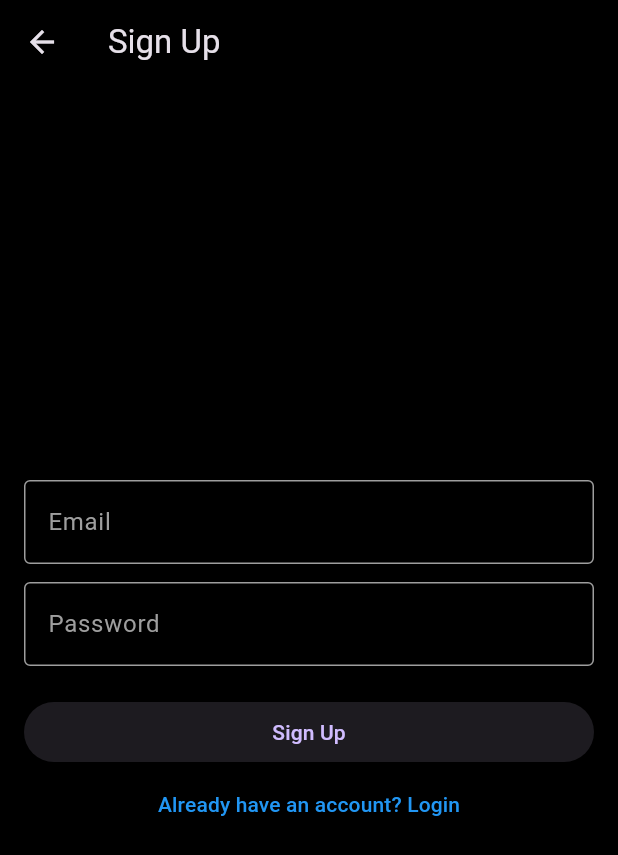
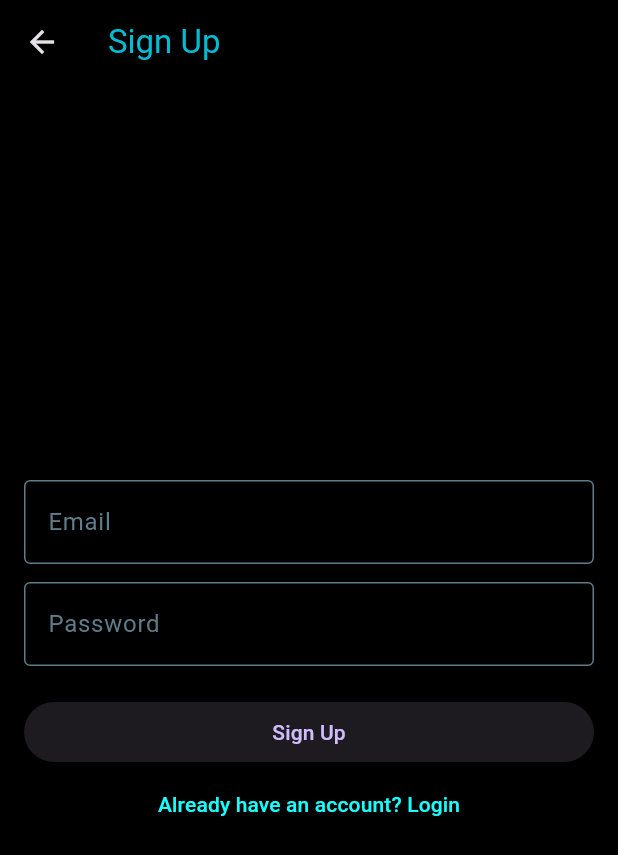
Before and after one commit to MAHAMM-ANJUMM/Notes-app, a Flutter app: the screen it shows after launch, after a tap on "Don’t have an account? Sign up", on a phone screen of 412 x 824 dp. Shown: the top 855 px of the screen. Run offline on Flutter 3.47's test engine with Material 3 defaults, Android fonts, the phone set to English and light mode, and no system bars; our stand-ins replace cloud_firestore, firebase_auth, firebase_core; accounts and stored records are empty; network calls fail.

Commit message:
Updated files

```diff
--- a/lib/main.dart
+++ b/lib/main.dart
@@ -1,39 +1,49 @@
 import 'package:flutter/material.dart';
 import 'package:firebase_core/firebase_core.dart';
 import 'package:notes_app/firebase_options.dart';
+import 'package:notes_app/providers/auth_provider.dart';
+import 'package:notes_app/providers/note_provider.dart';
+import 'package:notes_app/providers/theme_provider.dart';
+import 'package:notes_app/viewmodel/note_viewmodel.dart';
 import 'package:provider/provider.dart';
 import 'view/login_screen.dart';
 import 'view/home_screen.dart';
-import 'viewmodel/auth_viewmodel.dart';
-import 'viewmodel/note_viewmodel.dart';
 
 void main() async {
   WidgetsFlutterBinding.ensureInitialized();
   await Firebase.initializeApp(options: DefaultFirebaseOptions.currentPlatform);
-  runApp(MyApp());
+  runApp(
+    MultiProvider(
+      providers: [
+        ChangeNotifierProvider<AuthProvider>(create: (_) => AuthProvider()),
+        ChangeNotifierProvider<NoteProvider>(create: (_) => NoteProvider()),
+        ChangeNotifierProvider<NoteViewModel>(create: (_) => NoteViewModel()),
+        ChangeNotifierProvider<ThemeProvider>(create: (_) => ThemeProvider()),
+      ],
+      child: const MyApp(),
+    ),
+  );
 }
 
 class MyApp extends StatelessWidget {
+  const MyApp({super.key});
+
   @override
   Widget build(BuildContext context) {
-    return MultiProvider(
-      providers: [
-        Provider<AuthViewModel>(create: (_) => AuthViewModel()),
-        Provider<NoteViewModel>(create: (_) => NoteViewModel()),
-      ],
-      child: MaterialApp(
-        debugShowCheckedModeBanner: false,
-        theme: ThemeData.dark(),
-        home: AuthChecker(),
-      ),
+    return MaterialApp(
+      debugShowCheckedModeBanner: false,
+      theme: ThemeData.dark(),
+      home: AuthChecker(),
     );
   }
 }
 
 class AuthChecker extends StatelessWidget {
+  const AuthChecker({super.key});
+
   @override
   Widget build(BuildContext context) {
-    final authViewModel = Provider.of<AuthViewModel>(context, listen: false);
+    final authViewModel = Provider.of<AuthProvider>(context, listen: false);
 
     return StreamBuilder(
       stream: authViewModel.authStateChanges,
--- a/lib/view/login_screen.dart
+++ b/lib/view/login_screen.dart
@@ -1,9 +1,13 @@
 import 'package:flutter/material.dart';
-import '../viewmodel/auth_viewmodel.dart';
+import 'package:notes_app/providers/theme_provider.dart';
+import 'package:provider/provider.dart';
+import '../providers/auth_provider.dart';
 import 'home_screen.dart';
 import 'signup_screen.dart';
 
 class LoginScreen extends StatefulWidget {
+  const LoginScreen({super.key});
+
   @override
   _LoginScreenState createState() => _LoginScreenState();
 }
@@ -11,14 +15,17 @@ class LoginScreen extends StatefulWidget {
 class _LoginScreenState extends State<LoginScreen> {
   final TextEditingController _emailController = TextEditingController();
   final TextEditingController _passwordController = TextEditingController();
-  final AuthViewModel _authViewModel = AuthViewModel();
   bool _isLoading = false;
 
   @override
   Widget build(BuildContext context) {
+    final themeProvider = Provider.of<ThemeProvider>(context);
     return Scaffold(
-      backgroundColor: Colors.black,
-      appBar: AppBar(title: Text('Login'), backgroundColor: Colors.black),
+      backgroundColor: themeProvider.isDarkMode ? Colors.black : Colors.white,
+      appBar: AppBar(
+        title: Text('Login', style: TextStyle(color: Colors.cyan)),
+        backgroundColor: themeProvider.isDarkMode ? Colors.black : Colors.white,
+      ),
       body: Padding(
         padding: EdgeInsets.all(16.0),
         child: Column(
@@ -28,15 +35,15 @@ class _LoginScreenState extends State<LoginScreen> {
             TextField(
               controller: _emailController,
               keyboardType: TextInputType.emailAddress,
-              style: TextStyle(color: Colors.white),
+              style: TextStyle(color: Colors.cyan),
               decoration: InputDecoration(
                 labelText: 'Email',
-                labelStyle: TextStyle(color: Colors.grey),
+                labelStyle: TextStyle(color: Colors.blueGrey),
                 enabledBorder: OutlineInputBorder(
-                  borderSide: BorderSide(color: Colors.grey),
+                  borderSide: BorderSide(color: Colors.blueGrey),
                 ),
                 focusedBorder: OutlineInputBorder(
-                  borderSide: BorderSide(color: Colors.blue),
+                  borderSide: BorderSide(color: Colors.cyanAccent),
                 ),
               ),
             ),
@@ -44,15 +51,15 @@ class _LoginScreenState extends State<LoginScreen> {
             TextField(
               controller: _passwordController,
               obscureText: true,
-              style: TextStyle(color: Colors.white),
+              style: TextStyle(color: Colors.cyan),
               decoration: InputDecoration(
                 labelText: 'Password',
-                labelStyle: TextStyle(color: Colors.grey),
+                labelStyle: TextStyle(color: Colors.blueGrey),
                 enabledBorder: OutlineInputBorder(
-                  borderSide: BorderSide(color: Colors.grey),
+                  borderSide: BorderSide(color: Colors.blueGrey),
                 ),
                 focusedBorder: OutlineInputBorder(
-                  borderSide: BorderSide(color: Colors.blue),
+                  borderSide: BorderSide(color: Colors.cyanAccent),
                 ),
               ),
             ),
@@ -62,10 +69,16 @@ class _LoginScreenState extends State<LoginScreen> {
                 : ElevatedButton(
                     onPressed: () async {
                       setState(() => _isLoading = true);
-                      String? error = await _authViewModel.login(
+
+                      // Use AuthProvider to handle login
+                      String? error = await Provider.of<AuthProvider>(
+                        context,
+                        listen: false,
+                      ).login(
                         _emailController.text,
                         _passwordController.text,
                       );
+
                       setState(() => _isLoading = false);
 
                       if (error == null) {
@@ -77,8 +90,10 @@ class _LoginScreenState extends State<LoginScreen> {
                         ScaffoldMessenger.of(context).showSnackBar(
                           SnackBar(
                             content: Text(error,
-                                style: TextStyle(color: Colors.white)),
-                            backgroundColor: Colors.red,
+                                style: TextStyle(color: Colors.cyan)),
+                            backgroundColor: themeProvider.isDarkMode
+                                ? Colors.black
+                                : Colors.white,
                           ),
                         );
                       }
@@ -93,7 +108,7 @@ class _LoginScreenState extends State<LoginScreen> {
                 );
               },
               child: Text('Don’t have an account? Sign up',
-                  style: TextStyle(color: Colors.blue)),
+                  style: TextStyle(color: Colors.cyan)),
             ),
           ],
         ),
--- a/lib/view/signup_screen.dart
+++ b/lib/view/signup_screen.dart
@@ -3,6 +3,8 @@ import '../viewmodel/auth_viewmodel.dart';
 import 'home_screen.dart';
 
 class SignupScreen extends StatefulWidget {
+  const SignupScreen({super.key});
+
   @override
   _SignupScreenState createState() => _SignupScreenState();
 }
@@ -12,12 +14,13 @@ class _SignupScreenState extends State<SignupScreen> {
   final TextEditingController _passwordController = TextEditingController();
   final AuthViewModel _authViewModel = AuthViewModel();
   bool _isLoading = false;
-
   @override
   Widget build(BuildContext context) {
     return Scaffold(
       backgroundColor: Colors.black,
-      appBar: AppBar(title: Text('Sign Up'), backgroundColor: Colors.black),
+      appBar: AppBar(
+          title: Text('Sign Up', style: TextStyle(color: Colors.cyan)),
+          backgroundColor: Colors.black),
       body: Padding(
         padding: EdgeInsets.all(16.0),
         child: Column(
@@ -27,15 +30,15 @@ class _SignupScreenState extends State<SignupScreen> {
             TextField(
               controller: _emailController,
               keyboardType: TextInputType.emailAddress,
-              style: TextStyle(color: Colors.white),
+              style: TextStyle(color: Colors.cyan),
               decoration: InputDecoration(
                 labelText: 'Email',
-                labelStyle: TextStyle(color: Colors.grey),
+                labelStyle: TextStyle(color: Colors.blueGrey),
                 enabledBorder: OutlineInputBorder(
-                  borderSide: BorderSide(color: Colors.grey),
+                  borderSide: BorderSide(color: Colors.blueGrey),
                 ),
                 focusedBorder: OutlineInputBorder(
-                  borderSide: BorderSide(color: Colors.blue),
+                  borderSide: BorderSide(color: Colors.cyanAccent),
                 ),
               ),
             ),
@@ -43,15 +46,15 @@ class _SignupScreenState extends State<SignupScreen> {
             TextField(
               controller: _passwordController,
               obscureText: true,
-              style: TextStyle(color: Colors.white),
+              style: TextStyle(color: Colors.cyan),
               decoration: InputDecoration(
                 labelText: 'Password',
-                labelStyle: TextStyle(color: Colors.grey),
+                labelStyle: TextStyle(color: Colors.blueGrey),
                 enabledBorder: OutlineInputBorder(
-                  borderSide: BorderSide(color: Colors.grey),
+                  borderSide: BorderSide(color: Colors.blueGrey),
                 ),
                 focusedBorder: OutlineInputBorder(
-                  borderSide: BorderSide(color: Colors.blue),
+                  borderSide: BorderSide(color: Colors.cyanAccent),
                 ),
               ),
             ),
@@ -74,8 +77,8 @@ class _SignupScreenState extends State<SignupScreen> {
                         ScaffoldMessenger.of(context).showSnackBar(
                           SnackBar(
                               content: Text(error,
-                                  style: TextStyle(color: Colors.white)),
-                              backgroundColor: Colors.red),
+                                  style: TextStyle(color: Colors.cyan)),
+                              backgroundColor: Colors.black),
                         );
                       }
                     },
@@ -86,7 +89,7 @@ class _SignupScreenState extends State<SignupScreen> {
                 Navigator.pop(context);
               },
               child: Text('Already have an account? Login',
-                  style: TextStyle(color: Colors.blue)),
+                  style: TextStyle(color: Colors.cyanAccent)),
             ),
           ],
         ),
```
Also changed, not shown: lib/providers/auth_provider.dart (+2 -6 lines), lib/providers/note_provider.dart (+13 -4 lines), lib/providers/theme_provider.dart (added, +12 -0 lines), lib/view/home_screen.dart (+44 -20 lines), lib/view/new_note_screen.dart (+47 -18 lines), lib/view/note_screen.dart (+70 -34 lines), lib/viewmodel/note_viewmodel.dart (+39 -5 lines), 1 other file.
